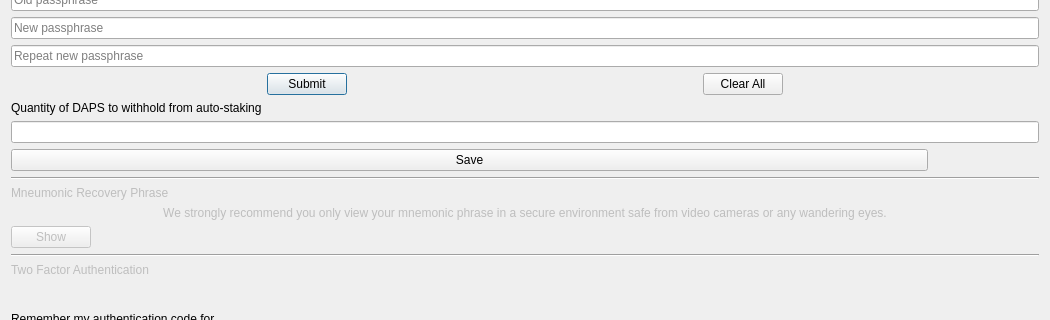
Old version of the form src/qt/forms/optionspage.ui in the repository pedrorv0106/DAPS; both pictures show x 0 to 1050 and y 94 to 414 of the 1050 by 641 pixel window.
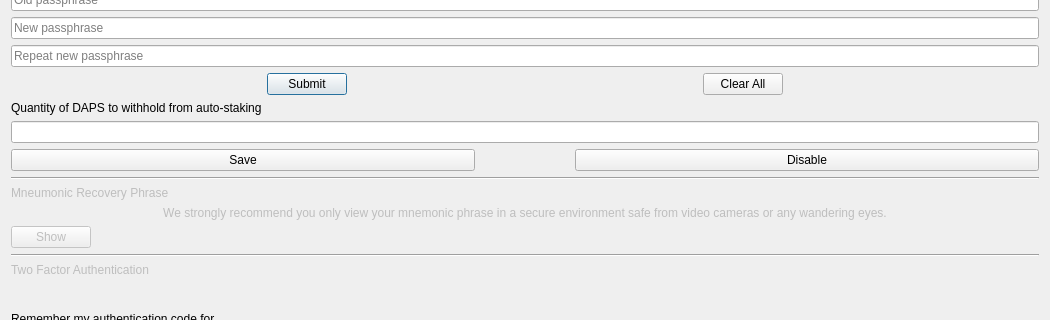
New version of the form. Custom widgets are drawn as their Qt base class.

Commit message: Add Disable button for Withhold setting

Diff of the .ui file:
```diff
--- a/src/qt/forms/optionspage.ui
+++ b/src/qt/forms/optionspage.ui
@@ -201,20 +201,31 @@
     <widget class="QLineEdit" name="lineEditWithhold"/>
    </item>
    <item>
+    <layout class="QHBoxLayout" name="horizontalLayout_4">
+     <property name="spacing">
+      <number>100</number>
+     </property>
+     <property name="leftMargin">
+      <number>0</number>
+     </property>
+     <item>
     <widget class="QPushButton" name="pushButtonSave">
      <property name="enabled">
       <bool>true</bool>
      </property>
-     <property name="maximumSize">
-      <size>
-       <width>917</width>
-       <height>16777215</height>
-      </size>
-     </property>
      <property name="text">
       <string>Save</string>
      </property>
     </widget>
+     </item>
+     <item>
+      <widget class="QPushButton" name="pushButtonDisable">
+       <property name="text">
+        <string>Disable</string>
+       </property>
+      </widget>
+     </item>
+    </layout>
    </item>
    <item>
     <widget class="Line" name="line">
```
Lines whose indentation alone changed are shown as unchanged. The commit also changes 2 other files.
